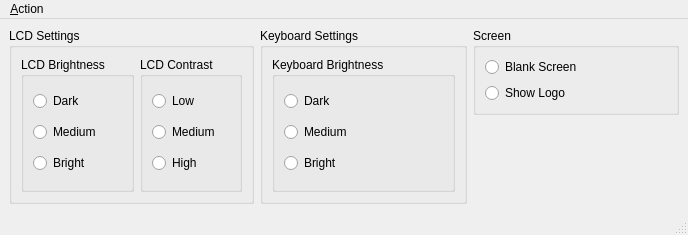
Before: the Qt Designer form src/logitechapplet.ui in ChaosWars/logitechapplet, drawn with Qt 5.
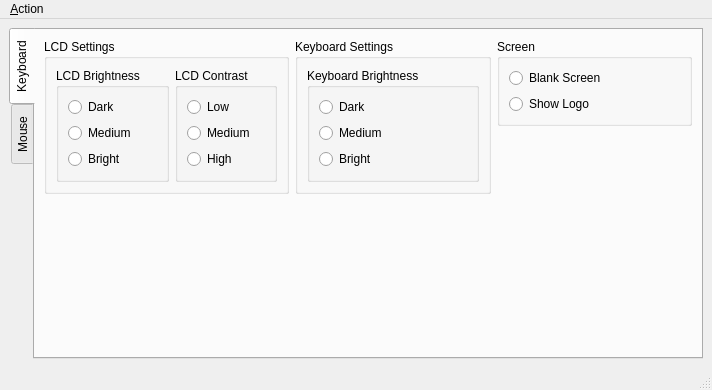
After: the same form once the commit is applied. The open tabs and pages were chosen to show the change. Icons and pictures are not drawn.

Patch:
```diff
--- a/src/logitechapplet.ui
+++ b/src/logitechapplet.ui
@@ -5,8 +5,8 @@
    <rect>
     <x>0</x>
     <y>0</y>
-    <width>688</width>
-    <height>235</height>
+    <width>712</width>
+    <height>390</height>
    </rect>
   </property>
   <property name="windowTitle" >
@@ -17,6 +17,21 @@
   </property>
   <widget class="QWidget" name="centralwidget" >
    <layout class="QGridLayout" >
+    <item row="0" column="0" >
+     <widget class="QTabWidget" name="tabWidget" >
+      <property name="tabPosition" >
+       <enum>QTabWidget::West</enum>
+      </property>
+      <property name="currentIndex" >
+       <number>1</number>
+      </property>
+      <widget class="QWidget" name="keyboardSettingsTab" >
+       <attribute name="title" >
+        <string>Keyboard</string>
+       </attribute>
+       <layout class="QVBoxLayout" >
+        <item>
+         <layout class="QGridLayout" >
     <item rowspan="2" row="0" column="0" >
      <widget class="QGroupBox" name="LCDSettings" >
       <property name="title" >
@@ -156,6 +171,21 @@
       <property name="sizeHint" >
        <size>
         <width>20</width>
+              <height>41</height>
+             </size>
+            </property>
+           </spacer>
+          </item>
+         </layout>
+        </item>
+        <item>
+         <spacer>
+          <property name="orientation" >
+           <enum>Qt::Vertical</enum>
+          </property>
+          <property name="sizeHint" >
+           <size>
+            <width>20</width>
         <height>40</height>
        </size>
       </property>
@@ -163,12 +193,21 @@
     </item>
    </layout>
   </widget>
+      <widget class="QWidget" name="mouseSettingsTab" >
+       <attribute name="title" >
+        <string>Mouse</string>
+       </attribute>
+      </widget>
+     </widget>
+    </item>
+   </layout>
+  </widget>
   <widget class="QMenuBar" name="menubar" >
    <property name="geometry" >
     <rect>
      <x>0</x>
      <y>0</y>
-     <width>688</width>
+     <width>712</width>
      <height>32</height>
     </rect>
    </property>
```
Left out of the diff: 21 changed lines with no effect on the pictures. Lines whose indentation alone changed are shown as unchanged.
